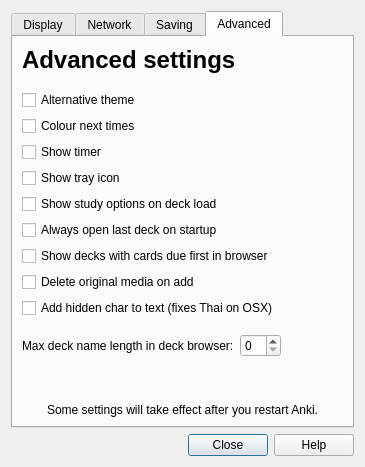
This is designer/preferences.ui in ankitects/anki as Qt 5 draws it before an edit. The edited form follows.
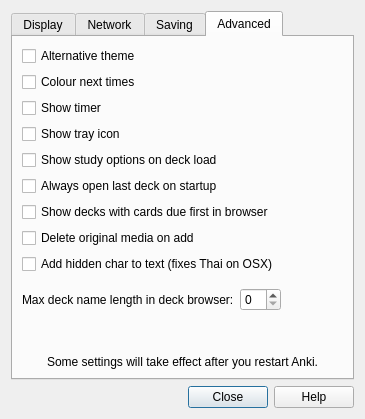
This is the edited form. The open tabs and pages were chosen to show the change.

Commit message: syncOpen/close into single setting, add option to disable syncName check

```diff
--- a/designer/preferences.ui
+++ b/designer/preferences.ui
@@ -7,7 +7,7 @@
     <x>0</x>
     <y>0</y>
     <width>365</width>
-    <height>467</height>
+    <height>419</height>
    </rect>
   </property>
   <property name="windowTitle">
@@ -33,7 +33,7 @@
        <item>
         <widget class="QLabel" name="label">
          <property name="text">
-          <string>&lt;h1&gt;Language&lt;/h1&gt;</string>
+          <string>&lt;b&gt;Language&lt;/b&gt;</string>
          </property>
          <property name="wordWrap">
           <bool>false</bool>
@@ -62,7 +62,7 @@
           <enum>Qt::TabFocus</enum>
          </property>
          <property name="text">
-          <string>&lt;h1&gt;Reviewing&lt;/h1&gt;</string>
+          <string>&lt;b&gt;Reviewing&lt;/b&gt;</string>
          </property>
          <property name="wordWrap">
           <bool>false</bool>
@@ -166,7 +166,7 @@
            <item>
             <widget class="QLabel" name="label_16">
              <property name="text">
-              <string>&lt;h1&gt;Synchronisation&lt;/h1&gt;&lt;a href=&quot;http://anki.ichi2.net/&quot;&gt;Create a free account&lt;/a&gt;.</string>
+              <string>&lt;b&gt;Synchronisation&lt;/b&gt;&lt;a href=&quot;http://anki.ichi2.net/&quot;&gt;&lt;br&gt;Create a free account&lt;/a&gt;.</string>
              </property>
              <property name="wordWrap">
               <bool>true</bool>
@@ -201,16 +201,6 @@
              <item row="0" column="1">
               <widget class="QLineEdit" name="syncUser"/>
              </item>
-             <item row="3" column="0">
-              <widget class="QCheckBox" name="syncOnClose">
-               <property name="text">
-                <string>Sync on deck close</string>
-               </property>
-               <property name="checked">
-                <bool>true</bool>
-               </property>
-              </widget>
-             </item>
              <item row="1" column="1">
               <widget class="QLineEdit" name="syncPass">
                <property name="echoMode">
@@ -218,27 +208,27 @@
                </property>
               </widget>
              </item>
-             <item row="2" column="0">
+             <item row="2" column="0" colspan="2">
               <widget class="QCheckBox" name="syncOnOpen">
                <property name="text">
-                <string>Sync on deck open</string>
+                <string>Sync on deck open/close</string>
                </property>
                <property name="checked">
                 <bool>true</bool>
                </property>
               </widget>
              </item>
-             <item row="4" column="0">
+             <item row="3" column="0" colspan="2">
               <widget class="QCheckBox" name="syncOnProgramOpen">
                <property name="text">
-                <string>Sync on program open</string>
+                <string>Sync on program open/close</string>
                </property>
               </widget>
              </item>
-             <item row="5" column="0">
-              <widget class="QCheckBox" name="syncOnProgramClose">
+             <item row="4" column="0" colspan="2">
+              <widget class="QCheckBox" name="disableWhenMoved">
                <property name="text">
-                <string>Sync on program close</string>
+                <string>Disable sync when deck moved</string>
                </property>
               </widget>
              </item>
@@ -251,7 +241,7 @@
        <item>
         <widget class="QLabel" name="label_13">
          <property name="text">
-          <string>&lt;h1&gt;Proxy&lt;/h1&gt;</string>
+          <string>&lt;b&gt;Proxy&lt;/b&gt;</string>
          </property>
         </widget>
        </item>
@@ -349,7 +339,7 @@
        <item>
         <widget class="QLabel" name="label_4">
          <property name="text">
-          <string>&lt;h1&gt;Autosaving&lt;/h1&gt;</string>
+          <string>&lt;b&gt;Autosaving&lt;/b&gt;</string>
          </property>
         </widget>
        </item>
@@ -427,7 +417,7 @@
        <item>
         <widget class="QLabel" name="label_9">
          <property name="text">
-          <string>&lt;h1&gt;Backups&lt;/h1&gt;Decks are backed up when they are opened, and only if they have been modified since the last backup.</string>
+          <string>&lt;b&gt;Backups&lt;/b&gt;&lt;br&gt;Decks are backed up when they are opened or synchronised, and only if they have been modified since the last backup.</string>
          </property>
          <property name="wordWrap">
           <bool>true</bool>
@@ -520,86 +510,63 @@
       <layout class="QVBoxLayout">
        <item>
         <layout class="QGridLayout">
-         <item row="2" column="0">
-          <widget class="QLabel" name="label_6">
-           <property name="text">
-            <string>&lt;h1&gt;Advanced settings&lt;/h1&gt;</string>
-           </property>
-          </widget>
-         </item>
-         <item row="6" column="0">
+         <item row="4" column="0">
           <widget class="QCheckBox" name="showTimer">
            <property name="text">
             <string>Show timer</string>
            </property>
           </widget>
          </item>
-         <item row="3" column="0">
-          <spacer name="verticalSpacer_3">
-           <property name="orientation">
-            <enum>Qt::Vertical</enum>
-           </property>
-           <property name="sizeType">
-            <enum>QSizePolicy::Fixed</enum>
-           </property>
-           <property name="sizeHint" stdset="0">
-            <size>
-             <width>20</width>
-             <height>10</height>
-            </size>
-           </property>
-          </spacer>
-         </item>
-         <item row="4" column="0">
+         <item row="2" column="0">
           <widget class="QCheckBox" name="alternativeTheme">
            <property name="text">
             <string>Alternative theme</string>
            </property>
           </widget>
          </item>
-         <item row="8" column="0">
+         <item row="6" column="0">
           <widget class="QCheckBox" name="showStudyOptions">
            <property name="text">
             <string>Show study options on deck load</string>
            </property>
           </widget>
          </item>
-         <item row="7" column="0">
+         <item row="5" column="0">
           <widget class="QCheckBox" name="showTray">
            <property name="text">
             <string>Show tray icon</string>
            </property>
           </widget>
          </item>
-         <item row="12" column="0">
+         <item row="10" column="0">
           <widget class="QCheckBox" name="addZeroSpace">
            <property name="text">
             <string>Add hidden char to text (fixes Thai on OSX)</string>
            </property>
           </widget>
          </item>
-         <item row="9" column="0">
+         <item row="7" column="0">
           <widget class="QCheckBox" name="openLastDeck">
            <property name="text">
             <string>Always open last deck on startup</string>
            </property>
           </widget>
          </item>
-         <item row="10" column="0">
+         <item row="8" column="0">
           <widget class="QCheckBox" name="deckBrowserOrder">
            <property name="text">
             <string>Show decks with cards due first in browser</string>
            </property>
           </widget>
          </item>
-         <item row="11" column="0">
+         <item row="9" column="0">
           <widget class="QCheckBox" name="deleteMedia">
            <property name="text">
             <string>Delete original media on add</string>
            </property>
           </widget>
          </item>
-         <item row="5" column="0">
+         <item row="3" column="0">
           <widget class="QCheckBox" name="colourTimes">
            <property name="text">
             <string>Colour next times</string>
```
Left out of the diff: 3 changed lines with no effect on the pictures. The commit also changes 3 other files.
